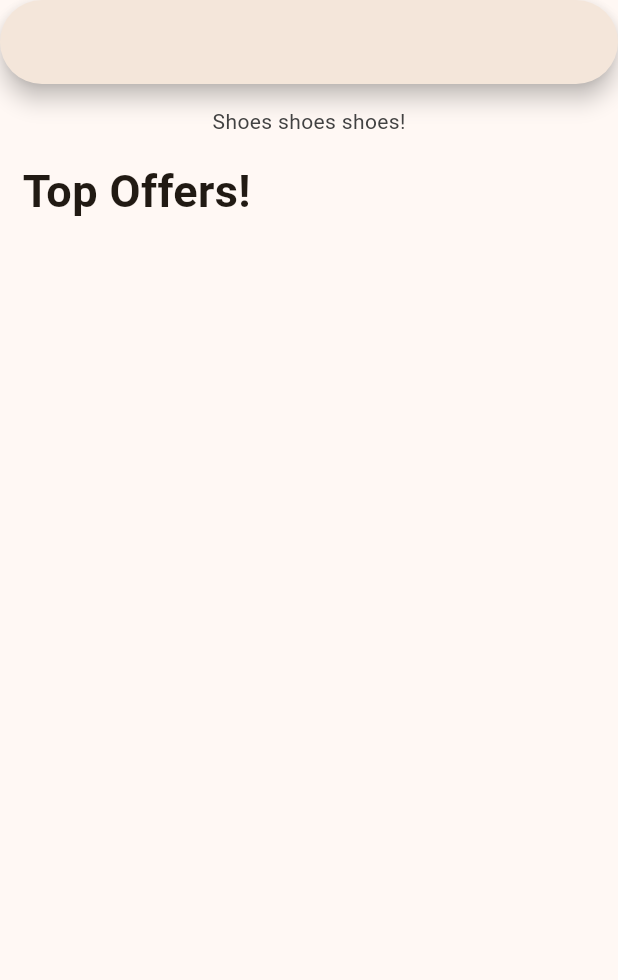
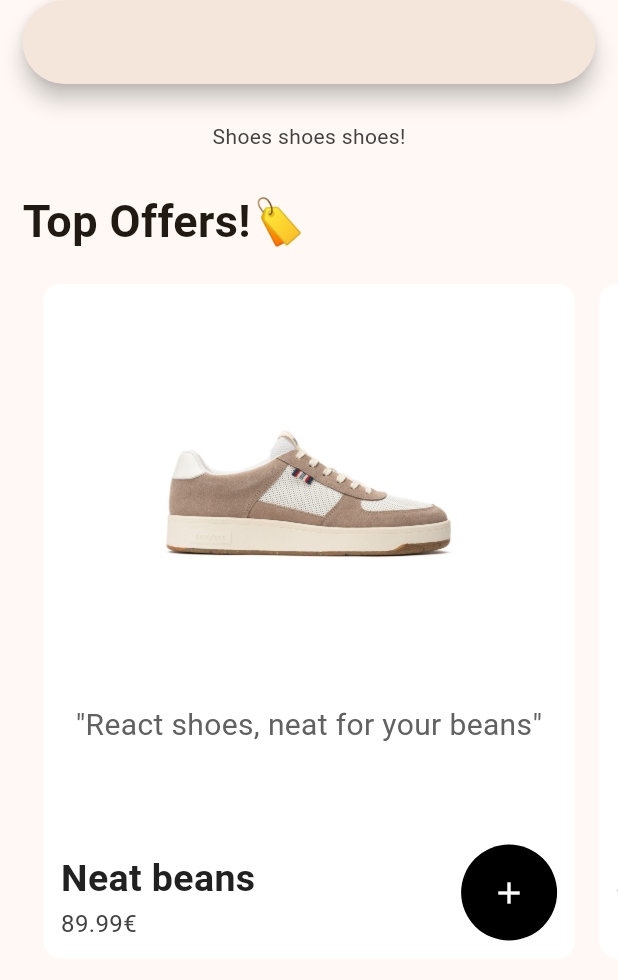
Before and after one commit to marlopia/flutter_learning, a Flutter app: the ShopPage widget shown alone on an empty page, opened directly, on a phone screen of 412 x 824 dp. Shown: the top 980 px of the screen. Run offline on Flutter 3.47's test engine with Material 3 defaults, Android fonts, the phone set to English and light mode, and no system bars; our stand-ins replace flutter_slidable, google_nav_bar, hive_flutter; accounts and stored records are empty.

Commit message:
Partial commit, added most of UI of shop

```diff
--- /dev/null
+++ b/flutter_testing_grounds/lib/shoppingApp/components/shoe_tile.dart
@@ -0,0 +1,105 @@
+import 'package:flutter/material.dart';
+import 'package:flutter_testing_grounds/shoppingApp/models/shoe.dart';
+
+class ShoeTile extends StatelessWidget {
+  final Shoe shoe;
+  void Function()? onTap;
+  ShoeTile({
+    super.key,
+    required this.shoe,
+    required this.onTap
+    });
+
+  @override
+  Widget build(BuildContext context) {
+    return SizedBox(
+      width: double.infinity,
+      child: Container(
+        margin: const EdgeInsets.symmetric(horizontal: 8),
+        decoration: BoxDecoration(
+          color: Colors.white,
+          borderRadius: BorderRadius.circular(12),
+        ),
+        child: Column(
+          crossAxisAlignment: CrossAxisAlignment.stretch,
+          children: [
+            // Picture
+            Center(
+              child: ClipRRect(
+                borderRadius: BorderRadius.circular(12),
+                child: SizedBox(
+                  height: 250,
+                  width: 250,
+                  child: Image.asset(shoe.imagepath),
+                ),
+              ),
+            ),
+            const SizedBox(height: 30),
+
+            // Description
+            Padding(
+              padding: const EdgeInsets.symmetric(horizontal: 16),
+              child: Center(
+                child: Text(
+                  shoe.description,
+                  style: TextStyle(
+                    color: Colors.grey.shade700,
+                    fontSize: 20,
+                  ),
+                  textAlign: TextAlign.center,
+                ),
+              ),
+            ),
+
+            const Spacer(),
+
+            // Bottom row: name, price, add button
+            Padding(
+              padding: const EdgeInsets.all(12.0),
+              child: Row(
+                mainAxisAlignment: MainAxisAlignment.spaceBetween,
+                crossAxisAlignment: CrossAxisAlignment.end,
+                children: [
+                  Column(
+                    crossAxisAlignment: CrossAxisAlignment.start,
+                    children: [
+                      Text(
+                        shoe.name,
+                        style: TextStyle(
+                          color: Colors.grey.shade900,
+                          fontSize: 25,
+                          fontWeight: FontWeight.bold,
+                        ),
+                      ),
+                      Text(
+                        shoe.price,
+                        style: TextStyle(
+                          color: Colors.grey.shade800,
+                          fontSize: 16,
+                        ),
+                      ),
+                    ],
+                  ),
+                  GestureDetector(
+                    onTap: onTap,
+                    child: Container(
+                      padding: const EdgeInsets.all(20),
+                      decoration: BoxDecoration(
+                        color: Colors.black,
+                        borderRadius: BorderRadius.circular(100),
+                      ),
+                      child: const Icon(
+                        Icons.add,
+                        color: Colors.white,
+                      ),
+                    ),
+                  ),
+                ],
+              ),
+            ),
+          ],
+        ),
+      ),
+    );
+  }
+}
--- a/flutter_testing_grounds/lib/shoppingApp/main.dart
+++ b/flutter_testing_grounds/lib/shoppingApp/main.dart
@@ -1,5 +1,7 @@
 import 'package:flutter/material.dart';
 import 'package:flutter_testing_grounds/shoppingApp/pages/intro_page.dart';
+import 'package:provider/provider.dart';
+import 'models/cart.dart';
 
 void main() {
   runApp(const MyApp());
@@ -10,9 +12,12 @@ class MyApp extends StatelessWidget {
 
   @override
   Widget build(BuildContext context) {
-    return MaterialApp(
-      debugShowCheckedModeBanner: false,
-      home: IntroPage(),
+    return ChangeNotifierProvider(
+      create: (context) => Cart(),
+      builder: (context, child) => MaterialApp(
+        debugShowCheckedModeBanner: false,
+        home: IntroPage(),
+      ),
     );
   }
 }
--- /dev/null
+++ b/flutter_testing_grounds/lib/shoppingApp/models/cart.dart
@@ -0,0 +1,54 @@
+import 'package:flutter/material.dart';
+
+import 'shoe.dart';
+
+class Cart extends ChangeNotifier{
+  //list of shoe
+  List<Shoe> shoeShop = [
+    Shoe(
+      name: "Neat beans",
+      price: "89.99€",
+      imagepath: "lib/shoppingApp/images/sneaker_beige.jpg",
+      description: '"React shoes, neat for your beans"'),
+    Shoe(
+      name: "Atom Black",
+      price: "79.99€",
+      imagepath: "lib/shoppingApp/images/sneaker_black.jpg",
+      description: '"Atomical perfection for your feet"'),
+    Shoe(
+      name: "Eclipse White",
+      price: "84.99€",
+      imagepath: "lib/shoppingApp/images/sneaker_white.jpg",
+      description: '"Brighter than the Sun, better than a cup of Java"'),
+    Shoe(
+      name: "Studio Visual Red",
+      price: "99.99€",
+      imagepath: "lib/shoppingApp/images/sneakers_red.png",
+      description: '"Spring into anything with these bootstraps"'),
+  ];
+  //list of cart items
+  List<Shoe> userCart = [];
+
+  //get shoe list
+  List<Shoe> getShoeList() {
+    return shoeShop;
+  }
+
+  //get user cart
+  List<Shoe> getUserCart() {
+    return userCart;
+  }
+
+  //add cart item
+  void addShoe(Shoe shoe) {
+    userCart.add(shoe);
+    notifyListeners();
+  }
+
+  //remove cart item
+  void removeShoe(Shoe shoe) {
+    userCart.remove(shoe);
+    notifyListeners();
+  }
+
+}
--- /dev/null
+++ b/flutter_testing_grounds/lib/shoppingApp/models/shoe.dart
@@ -0,0 +1,14 @@
+class Shoe {
+  final String name;
+  final String price;
+  final String imagepath;
+  final String description;
+
+  Shoe({
+    required this.name,
+    required this.price,
+    required this.imagepath,
+    required this.description,
+  });
+
+}
--- a/flutter_testing_grounds/lib/shoppingApp/pages/shop_page.dart
+++ b/flutter_testing_grounds/lib/shoppingApp/pages/shop_page.dart
@@ -1,4 +1,8 @@
 import 'package:flutter/material.dart';
+import 'package:flutter_testing_grounds/shoppingApp/components/shoe_tile.dart';
+import 'package:flutter_testing_grounds/shoppingApp/models/shoe.dart';
+import 'package:flutter_testing_grounds/shoppingApp/models/cart.dart';
+import 'package:provider/provider.dart';
 
 class ShopPage extends StatefulWidget {
   const ShopPage({super.key});
@@ -8,33 +12,69 @@ class ShopPage extends StatefulWidget {
 }
 
 class _ShopPageState extends State<ShopPage> {
+
+  void addShoeToCart(Shoe shoe) {
+    //add shoe to cart
+    Provider.of<Cart>(context, listen: false).addShoe(shoe);
+    //alert user
+    showDialog(context: context, builder: (context) => AlertDialog(
+      title: Text("${shoe.name} added to cart!"),
+      content: Text("Check your cart!"),
+    ));
+  }
+
   @override
   Widget build(BuildContext context) {
-    return Column(
+    final PageController controller = PageController(viewportFraction: 0.9);
+
+    return Consumer<Cart>(
+      builder: (context, value, child) => Column(
         children: [
           //search bar
-        SearchBar(),
+          Padding(
+            padding: const EdgeInsets.symmetric(horizontal: 15.0),
+            child: SearchBar(),
+          ),
           //message
           Padding(
-          padding: const EdgeInsets.symmetric(vertical: 15.0),
+            padding: const EdgeInsets.symmetric(vertical: 25.0),
             child: Text(
               "Shoes shoes shoes!",
               style: TextStyle(color: Colors.grey.shade800),
             ),
           ),
           //offers
+          Column(
+            crossAxisAlignment: CrossAxisAlignment.start,
+            children: [
               Padding(
                 padding: const EdgeInsets.symmetric(horizontal: 15.0),
-          child: Row(
-            children: [
-              Text(
-                "Top Offers!",
+                child: Text(
+                  "Top Offers!🏷️",
                   style: TextStyle(fontWeight: FontWeight.bold, fontSize: 30),
+                ),
+              ),
+              SizedBox(height: 20),
+              SizedBox(
+                height: 450,
+                child: PageView.builder(
+                  controller: controller,
+                  itemCount: value.getShoeList().length,
+                  itemBuilder: (context, index) {
+                    Shoe shoe = value.getShoeList()[index];
+                    return Align(
+                      alignment: Alignment.topCenter,
+                      child: ShoeTile(
+                        shoe: shoe,
+                        onTap: () => addShoeToCart(shoe)),
+                        );
+                  },
+                ),
               ),
             ],
           ),
+        ],
       ),
-      ],
     );
   }
 }
--- a/flutter_testing_grounds/pubspec.yaml
+++ b/flutter_testing_grounds/pubspec.yaml
@@ -38,6 +38,7 @@ dependencies:
   cupertino_icons: ^1.0.8
   flutter_slidable: ^4.0.0
   google_nav_bar: ^5.0.7
+  provider: ^6.1.5
 
 dev_dependencies:
   flutter_test:
```
Also changed, not shown: flutter_testing_grounds/pubspec.lock. Lines whose indentation alone changed are shown as unchanged.
